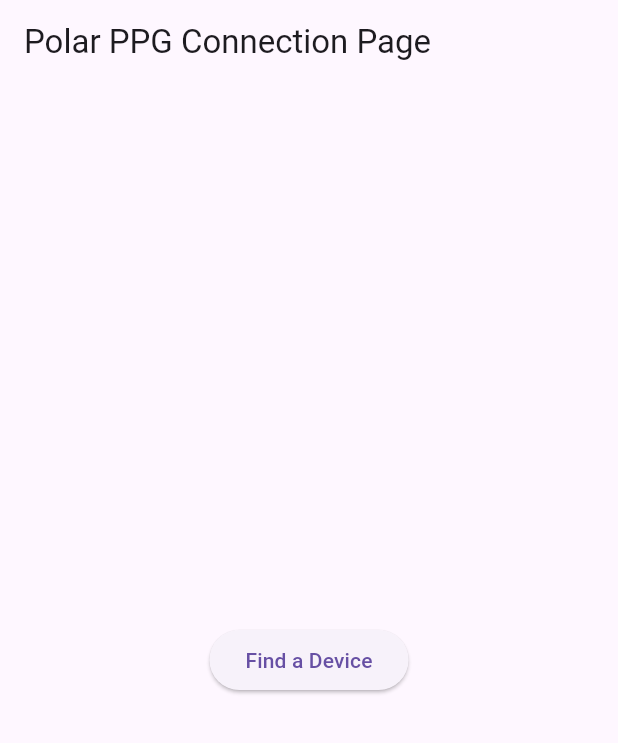
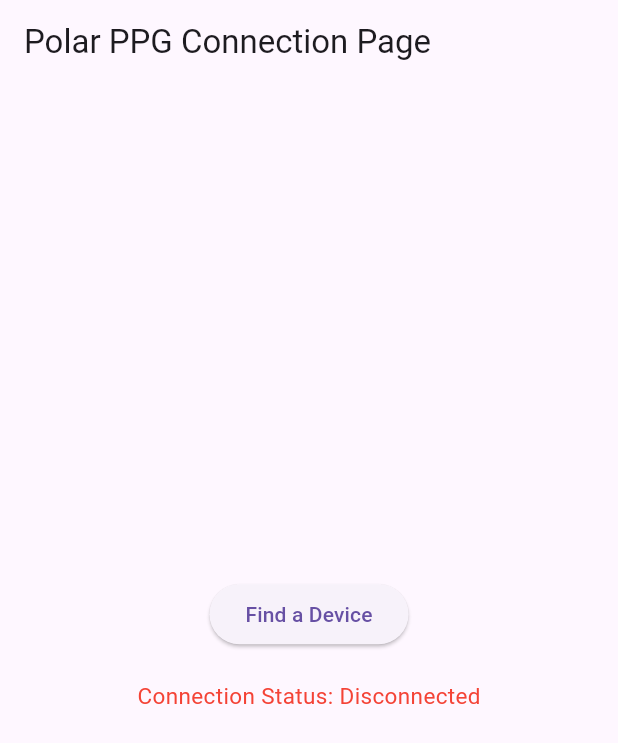
Before and after one commit to AttentiveHub/ppg_android, a Flutter app: the screen it shows after launch, on a phone screen of 412 x 824 dp. Shown: the top 743 px of the screen. Run offline on Flutter 3.47's test engine with Material 3 defaults, Android fonts, the phone set to English and light mode, and no system bars; our stand-ins replace fluttertoast.

Commit message:
Display connection status

```diff
--- a/lib/main.dart
+++ b/lib/main.dart
@@ -36,6 +36,7 @@
   final StreamController<List<Map<String, String>>> _devicesStreamController = StreamController.broadcast();
   List<Map<String, String>> _devices = [];
   String? _selectedDeviceId;
+  String _connectionStatus = "Disconnected";
 
   @override
   void initState() {
@@ -48,16 +49,20 @@
           _devices.add({"deviceId": deviceId, "name": name});
           _devicesStreamController.add(_devices); // Update the stream with the new list of devices
         });
-      } else if (call.method == "onDeviceConnected") {
+      } else if (call.method == "updateConnectionStatus") {
+        final String status = call.arguments;
+        setState(() {
+          _connectionStatus = status;
+          // Optionally, show a toast message if you still want user feedback
           Fluttertoast.showToast(
-          msg: "Device successfully connected!",
+            msg: "Connection status: $status",
             toastLength: Toast.LENGTH_SHORT,
             gravity: ToastGravity.CENTER,
             timeInSecForIosWeb: 1,
-          backgroundColor: Colors.green,
             textColor: Colors.white,
             fontSize: 16.0,
           );
+        });
       }
     });
   }
@@ -149,13 +154,28 @@
         title: Text(widget.title),
       ),
       body: Center(
-        child: ElevatedButton(
+        child: Column(
+          mainAxisAlignment: MainAxisAlignment.center,
+          children: <Widget>[
+            ElevatedButton(
               onPressed: _startScan,
               child: const Text('Find a Device'),
+            ),
+            Padding(
+              padding: const EdgeInsets.all(20.0),
+              child: Text('Connection Status: $_connectionStatus',
+                style: TextStyle(
+                  fontSize: 15,
+                  color: _connectionStatus == "Connected" ? Colors.green : _connectionStatus == "Connecting" ? Colors.orange : Colors.red,
+                ),
+              ),
+            ),
+          ],
         ),
       ),
     );
   }
+
 
   @override
   void dispose() {
```
Also changed, not shown: 1 other file. Lines whose indentation alone changed are shown as unchanged.
